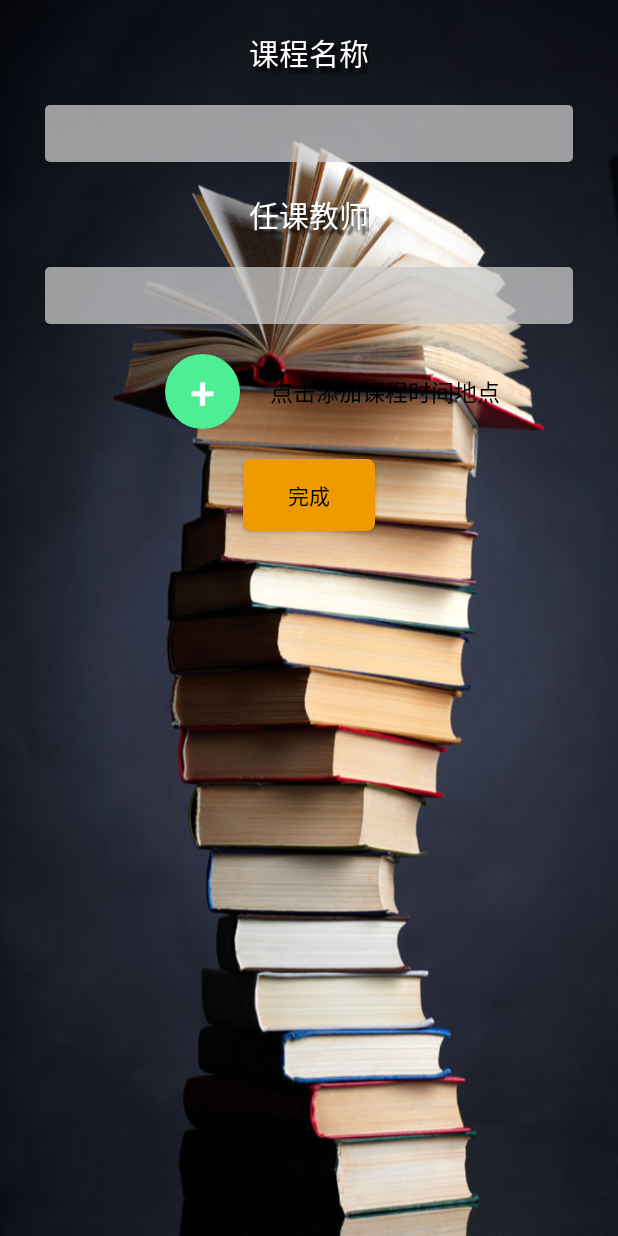
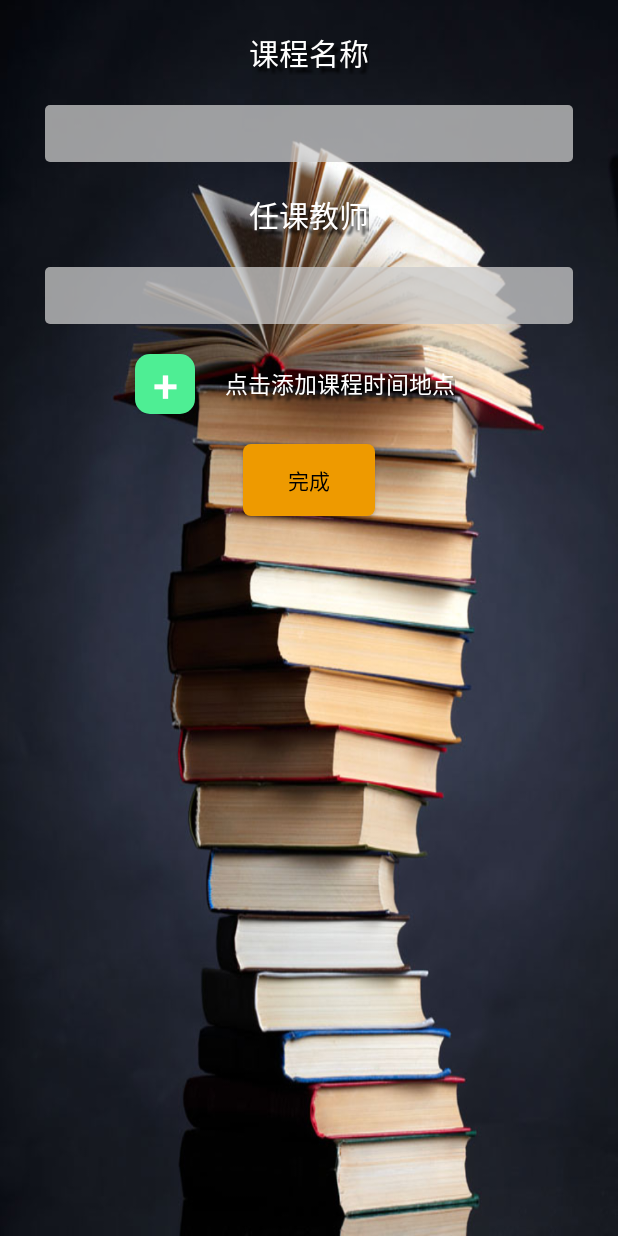
Before and after one commit to gumingsiyi/Schedule, an Android app: the AddClass screen opened directly, with no data from a screen before it, on a phone screen of 412 x 824 dp. Run offline under Robolectric (Android 15) with nearby library versions, the phone set to English and light mode, and no system bars.

Commit message:
修改了添加课程的内容

```diff
--- a/app/src/main/java/com/example/stiles/schedule/MainActivity.java
+++ b/app/src/main/java/com/example/stiles/schedule/MainActivity.java
@@ -6,6 +6,7 @@ import android.os.Bundle;
 import android.view.Menu;
 import android.view.MenuItem;
 import android.widget.LinearLayout;
+import android.widget.Spinner;
 
 public class MainActivity extends AppCompatActivity {
     static final int ADD_CLASS_CODE = 1;
@@ -56,7 +57,7 @@ public class MainActivity extends AppCompatActivity {
 
     @Override
     protected void onActivityResult(int requestCode, int resultCode, Intent data) {
-        if (requestCode == 2) {
+        if (requestCode == ADD_CLASS_CODE) {
             if (resultCode == RESULT_OK) {
 
             }
--- a/app/src/main/res/drawable/btn_shape_circle_green.xml
+++ b/app/src/main/res/drawable/btn_shape_circle_green.xml
@@ -1,20 +1,19 @@
 <?xml version="1.0" encoding="utf-8"?>
 <selector xmlns:android="http://schemas.android.com/apk/res/android">
+    <item android:state_pressed="true">
+        <shape>
+            <!--色值-->
+            <solid android:color="#43CD80" />
+            <corners android:radius="10dp"/>
+        </shape>
+    </item>
     <item>
         <shape>
             <solid android:color="#4EEE94"/>
             <!-- 设置按钮的四个角为弧形 -->
             <!-- android:radius 弧形的半径 -->
-            <corners android:radius="360dp"/>
+            <corners android:radius="10dp"/>
 
         </shape>
     </item>
-
-    <item android:state_pressed="true">
-        <shape>
-            <!--色值-->
-            <solid android:color="#2ccc72" />
-            <corners android:radius="5dp"/>
-        </shape>
-    </item>
 </selector>
--- a/app/src/main/res/layout/add_class.xml
+++ b/app/src/main/res/layout/add_class.xml
@@ -57,20 +57,24 @@
                 android:layout_width="match_parent"
                 android:layout_height="wrap_content" android:layout_gravity="center">
             <Button
-                    android:layout_width="50dp"
-                    android:layout_height="50dp"
+                    android:layout_width="40dp"
+                    android:layout_height="40dp"
                     android:text="+"
                     android:textSize="30sp"
-                    android:layout_marginLeft="90dp"
+                    android:layout_marginLeft="70dp"
                     android:textColor="#ffffff"
                     android:background="@drawable/btn_shape_circle_green"
                     android:id="@+id/add_detail_btn" android:layout_gravity="center_horizontal"/>
             <TextView
-                    android:textColor="#000000"
+                    android:textColor="#ffffff"
                     android:textSize="15sp"
                     android:layout_width="wrap_content"
                     android:layout_height="match_parent"
                     android:text="点击添加课程时间地点"
+                    android:shadowColor="#000000"
+                    android:shadowDx="5"
+                    android:shadowDy="5"
+                    android:shadowRadius="2"
                     android:layout_marginLeft="20dp"
                     android:gravity="center"/>
         </LinearLayout>
```
Also changed, not shown: app/src/main/java/com/example/stiles/database/DatabaseHelper.java (+13 -4 lines), app/src/main/java/com/example/stiles/schedule/AddClass.java (+70 -4 lines), app/src/main/res/drawable/btn_shape_red.xml (added, +9 -0 lines), app/src/main/res/drawable/spinner_item.xml (added, +8 -0 lines), app/src/main/res/layout/dropdown.xml (added, +9 -0 lines), app/src/main/res/layout/spinner_item.xml (added, +10 -0 lines).
